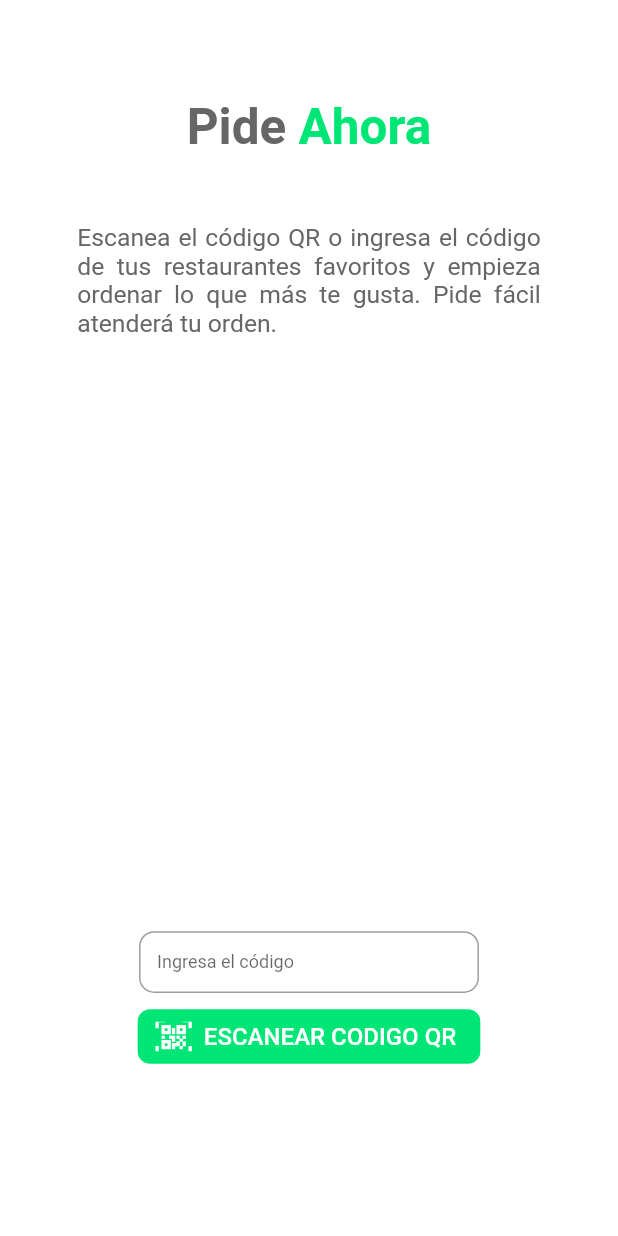
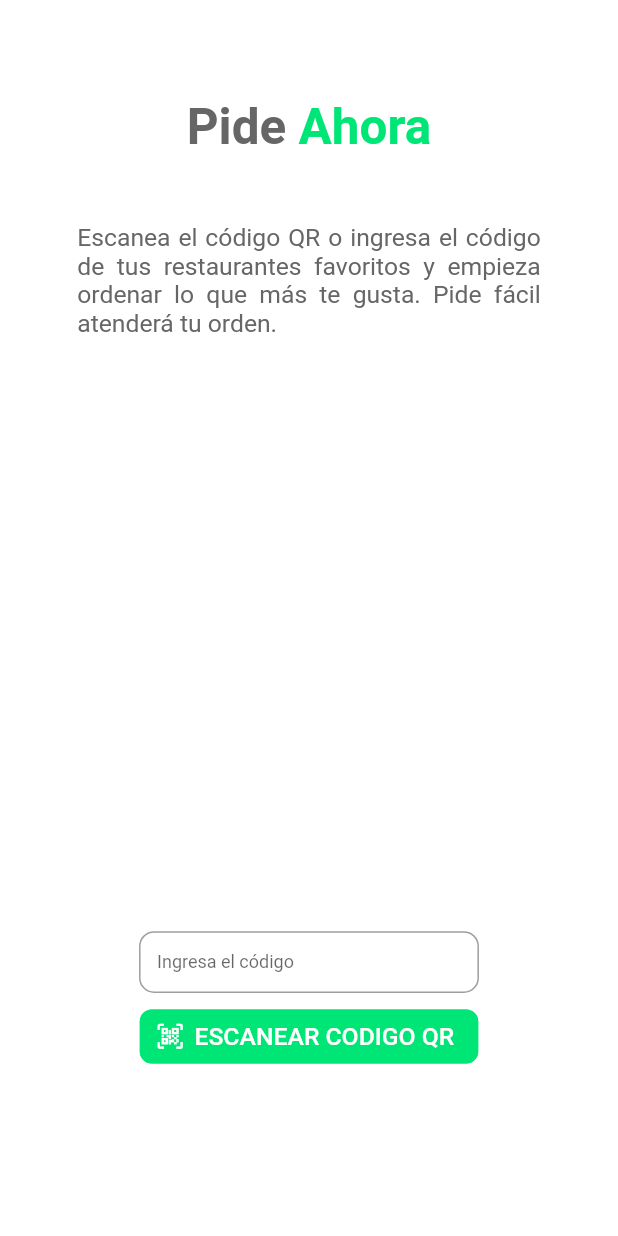
Before and after one commit to jcardenasc93/PideFacilApp, a Flutter app: the screen it shows after launch, on a phone screen of 412 x 824 dp. Run offline on Flutter 3.47's test engine with Material 2 defaults, Android fonts, the phone set to English and light mode, and no system bars; missing offline and left inert: barcode_scan.

Commit message:
Arregla tamaño en la vista del boton escanear codigo QR.

```diff
--- a/lib/pages/home.dart
+++ b/lib/pages/home.dart
@@ -256,11 +256,12 @@ class MainPage extends State<HomePage> {
                         icon: new Icon(
                           const IconData(0xE900, fontFamily: 'Qrcode'),
                           color: Color(0xFFFFFFFF),
+                          size: ScaleUI.safeBlockHorizontal * 4.0,
                         ),
                         label: Text(
                           "ESCANEAR CODIGO QR",
                           style: new TextStyle(
-                            fontSize: 16.0,
+                            fontSize: ScaleUI.safeBlockHorizontal * 4.0,
                             color: Color(0xFFFFFFFF),
                           ),
                         ),
```
